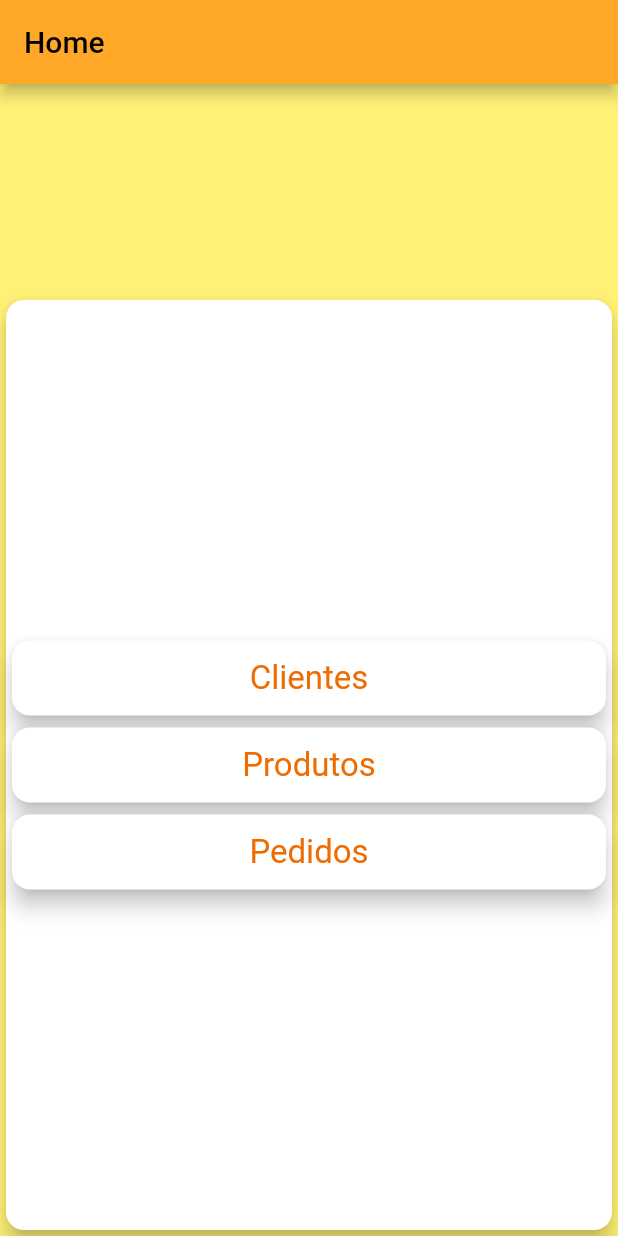
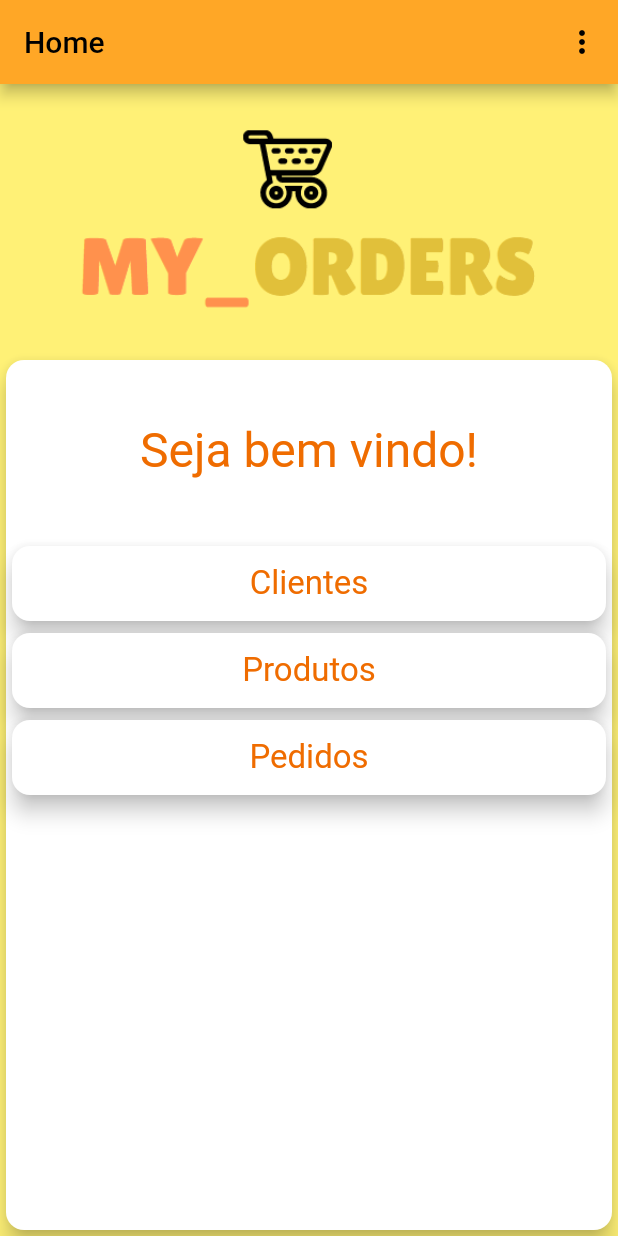
Before and after one commit to joaovperin/my_orders, a Flutter app: the screen it shows after launch, on a phone screen of 412 x 824 dp. Run offline on Flutter 3.47's test engine with Material 2 defaults, Android fonts, the phone set to English and light mode, and no system bars; our stand-ins replace badges, focused_menu, sqflite; accounts and stored records are empty.

```diff
--- a/lib/main.dart
+++ b/lib/main.dart
@@ -3,7 +3,8 @@ import 'package:intl/date_symbol_data_local.dart';
 import 'package:intl/intl.dart';
 import 'package:provider/provider.dart';
 
-import 'modules//home_page.dart';
+import 'modules/home_page.dart';
+import 'modules/user/logged_user_provider.dart';
 import 'modules/customer/customer_page.dart';
 import 'modules/customer/customers_provider.dart';
 import 'modules/login_page.dart';
@@ -23,21 +24,9 @@ class MyApp extends StatelessWidget {
     final kAppThemeData = _buildThemeData(context);
     return MaterialApp(
       title: 'My Orders',
-      debugShowCheckedModeBanner: false,
+      debugShowCheckedModeBanner: true,
       theme: kAppThemeData,
-      initialRoute: '/',
-      routes: {
-        AppRoutes.HOME_PAGE: (ctx) => MyHomePage(),
-        AppRoutes.LOGIN_PAGE: (ctx) => LoginPage(),
-        AppRoutes.PRODUCT_LIST: (ctx) => ChangeNotifierProvider(
-              create: (ctx) => ProductsProvider(),
-              child: ProductPage('Produtos'),
-            ),
-        AppRoutes.CUSTOMER_LIST: (ctx) => ChangeNotifierProvider(
-              create: (ctx) => CustomersProvider(),
-              child: CustomerPage('Clientes'),
-            ),
-      },
+      home: AppRouter(),
     );
   }
 
@@ -103,3 +92,50 @@ class MyApp extends StatelessWidget {
     );
   }
 }
+
+class AppRouter extends StatelessWidget {
+  AppRouter({
+    Key key,
+  }) : super(key: key);
+
+// Definição das rotas da aplicação
+  Map get routes => {
+        // Home (módulos)
+        AppRoutes.HOME_PAGE: (ctx) => MyHomePage(),
+        // Login
+        AppRoutes.LOGIN_PAGE: (ctx) => LoginPage(),
+        // Listagem de produtos
+        AppRoutes.PRODUCT_LIST: (ctx) => ChangeNotifierProvider(
+              create: (ctx) => ProductsProvider(),
+              child: ProductPage(),
+            ),
+        // Listagem de clientes
+        AppRoutes.CUSTOMER_LIST: (ctx) => ChangeNotifierProvider(
+              create: (ctx) => CustomersProvider(),
+              child: CustomerPage(),
+            ),
+      };
+
+  @override
+  Widget build(BuildContext context) {
+    return LoggedUserProvider(
+      child: Navigator(
+        // Rota inicial
+        initialRoute: AppRoutes.HOME_PAGE,
+        onGenerateRoute: (settings) {
+          final routeName = settings.name;
+          // Se a rota existir
+          if (routes.containsKey(routeName)) {
+            return MaterialPageRoute(builder: routes[routeName]);
+          }
+          // Rota padrão: página não encontrada
+          return MaterialPageRoute(
+            builder: (context) => Center(
+              child: const Text('Página não encontrada!'),
+            ),
+          );
+        },
+      ),
+    );
+  }
+}
--- a/lib/modules/home_page.dart
+++ b/lib/modules/home_page.dart
@@ -2,21 +2,25 @@ import 'package:flutter/material.dart';
 import 'package:my_orders/utils/app-routes.dart';
 import 'package:my_orders/utils/navigator.dart';
 import 'package:my_orders/utils/ui.dart';
+import 'package:my_orders/widgets/app_logo.dart';
+import 'package:my_orders/widgets/app_title_text.dart';
+import 'package:my_orders/widgets/app_user_menu.dart';
 
 class MyHomePage extends StatelessWidget {
   const MyHomePage({Key key}) : super(key: key);
+  static const double kSuperiorContainerSize = 120;
+  static const double kItemCardHeigth = 50;
 
   @override
   Widget build(BuildContext ctx) {
-    const double kSuperiorContainerSize = 140;
     return Scaffold(
       appBar: AppBar(
-        title: Text('Home'),
+        title: const Text('Home'),
+        actions: [const AppUserMenu()],
       ),
-      body: Center(
-        child: Column(
+      body: Column(
         children: [
-            SizedBox(height: kSuperiorContainerSize),
+          AppLogo(),
           Expanded(
             child: SizedBox(
               width: double.infinity,
@@ -25,15 +29,15 @@ class MyHomePage extends StatelessWidget {
           ),
         ],
       ),
-      ),
     );
   }
 
   Card _card(BuildContext ctx) {
     return Card(
       child: Column(
-        mainAxisAlignment: MainAxisAlignment.center,
+        mainAxisAlignment: MainAxisAlignment.start,
         children: <Widget>[
+          const AppTitleText('Seja bem vindo!', height: kSuperiorContainerSize),
           _itemCard(ctx, 'Clientes', (_) => pushNamed(ctx, AppRoutes.CUSTOMER_LIST)),
           _itemCard(ctx, 'Produtos', (_) => pushNamed(ctx, AppRoutes.PRODUCT_LIST)),
           _itemCard(ctx, 'Pedidos', (name) => pageNotImplemented(ctx, name)),
@@ -43,7 +47,6 @@ class MyHomePage extends StatelessWidget {
   }
 
   Widget _itemCard(BuildContext ctx, String text, Function(String) onTap) {
-    const double kItemCardHeigth = 50;
     return GestureDetector(
       onTap: () => onTap.call(text),
       child: Card(
--- a/lib/modules/product/product_form_component.dart
+++ b/lib/modules/product/product_form_component.dart
@@ -1,6 +1,8 @@
 import 'package:flutter/material.dart';
 import 'package:my_orders/utils/number-utils.dart';
 import 'package:my_orders/widgets/app_cancel_save_buttons.dart';
+
+import 'product_model.dart';
 
 class ProductForm extends StatefulWidget {
   const ProductForm({Key key, this.onSubmit}) : super(key: key);
@@ -37,6 +39,7 @@ class _ProductFormState extends State<ProductForm> {
               onSubmitted: (_) => _onSubmit(),
             ),
             TextField(
+              textInputAction: TextInputAction.done,
               keyboardType: TextInputType.numberWithOptions(decimal: true),
               decoration: InputDecoration(
                 labelText: 'Valor (${getCurrency()})',
--- a/lib/modules/user/logged_user_provider.dart
+++ b/lib/modules/user/logged_user_provider.dart
@@ -1,20 +1,30 @@
-import 'package:flutter/foundation.dart';
-import 'package:my_orders/modules/user/user_model.dart';
+import 'package:flutter/widgets.dart';
 
-class LoggedUserProvider with ChangeNotifier {
-  User loggerdUser;
+class LoggedUserState {
+  String name;
 
-  void login(User user) {
-    this.loggerdUser = user;
-    notifyListeners();
+  bool diff(String oldName) {
+    return oldName == null || name != oldName;
+  }
+}
+
+class LoggedUserProvider extends InheritedWidget {
+  final LoggedUserState state = LoggedUserState();
+
+  LoggedUserProvider({Key key, Widget child}) : super(key: key, child: child);
+
+  static LoggedUserProvider of(BuildContext ctx) => ctx.dependOnInheritedWidgetOfExactType<LoggedUserProvider>();
+
+  String get name => state.name ?? 'Usuário';
+
+  void login(String name) {
+    this.state.name = name;
   }
 
   void logout() {
-    this.loggerdUser = null;
-    notifyListeners();
+    this.state.name = null;
   }
 
-  User fromMap(Map<String, dynamic> map) {
-    return User.fromMap(map);
-  }
+  @override
+  bool updateShouldNotify(covariant InheritedWidget oldWidget) => true;
 }
--- /dev/null
+++ b/lib/widgets/app_logo.dart
@@ -0,0 +1,20 @@
+import 'package:flutter/material.dart';
+
+class AppLogo extends StatelessWidget {
+  const AppLogo({
+    Key key,
+  }) : super(key: key);
+
+  @override
+  Widget build(BuildContext context) {
+    return Container(
+      child: SizedBox(
+        height: 180,
+        width: 320,
+        child: Image.asset(
+          'assets/logo.png',
+        ),
+      ),
+    );
+  }
+}
--- a/lib/widgets/app_more_buttons_container.dart
+++ b/lib/widgets/app_more_buttons_container.dart
@@ -10,7 +10,8 @@ class AppMoreButtonsContainer extends StatelessWidget {
   @override
   Widget build(BuildContext context) {
     final holder = FocusedMenuHolder(
-      blurSize: 2,
+      blurSize: 0,
+      duration: Duration(milliseconds: 50),
       openWithTap: true,
       menuWidth: MediaQuery.of(context).size.width * .5,
       blurBackgroundColor: Colors.black,
--- /dev/null
+++ b/lib/widgets/app_title_text.dart
@@ -0,0 +1,23 @@
+import 'package:flutter/material.dart';
+
+class AppTitleText extends StatelessWidget {
+  final String text;
+
+  const AppTitleText(
+    this.text, {
+    Key key,
+    this.height = 80,
+  }) : super(key: key);
+
+  final double height;
+
+  @override
+  Widget build(BuildContext context) {
+    return Container(
+      height: height,
+      child: Center(
+        child: Text(text, style: TextStyle(fontSize: 32)),
+      ),
+    );
+  }
+}
--- /dev/null
+++ b/lib/widgets/app_user_menu.dart
@@ -0,0 +1,37 @@
+import 'package:flutter/material.dart';
+import 'package:my_orders/utils/app-routes.dart';
+import 'package:my_orders/utils/navigator.dart';
+
+enum AppUserMenuAction {
+  LOGOUT,
+}
+
+class AppUserMenu extends StatelessWidget {
+  const AppUserMenu({
+    Key key,
+  }) : super(key: key);
+
+  @override
+  Widget build(BuildContext context) {
+    return PopupMenuButton(
+      onSelected: (AppUserMenuAction action) {
+        if (action == AppUserMenuAction.LOGOUT) {
+          pushNamed(context, AppRoutes.LOGIN_PAGE, replace: true);
+        }
+      },
+      icon: const Icon(Icons.more_vert),
+      itemBuilder: (_) => [
+        PopupMenuItem(
+          value: AppUserMenuAction.LOGOUT,
+          child: Row(
+            mainAxisAlignment: MainAxisAlignment.spaceBetween,
+            children: [
+              const Text('Logout'),
+              const Icon(Icons.logout),
+            ],
+          ),
+        ),
+      ],
+    );
+  }
+}
--- a/pubspec.yaml
+++ b/pubspec.yaml
@@ -55,8 +55,8 @@ flutter:
   uses-material-design: true
 
   # To add assets to your application, add an assets section, like this:
-  # assets:
-  #   - images/a_dot_burr.jpeg
+  assets:
+    - assets/logo.png
   #   - images/a_dot_ham.jpeg
 
   # An image asset can refer to one or more resolution-specific "variants", see
```
Also changed, not shown: lib/modules/customer/customer_form_component.dart (+14 -5 lines), lib/modules/customer/customer_page.dart (+10 -8 lines), lib/modules/login_page.dart (+11 -18 lines), lib/modules/product/product_page.dart (+10 -8 lines), lib/utils/validators.dart (added, +18 -0 lines), assets/logo.png (added), assets/logo_1.png (added), assets/logo_darker.png (added). Lines whose indentation alone changed are shown as unchanged.
